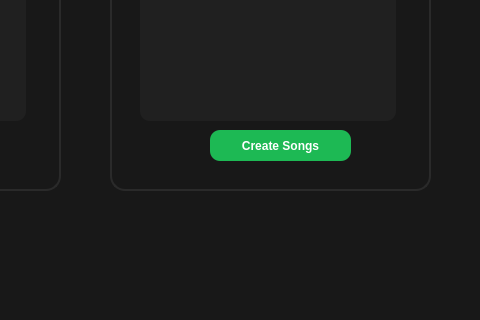
The window that artistdashboard.ui (sepehrmkh1386/Spotify) describes before a commit, drawn with Qt 5; both pictures show x 320 to 800 and y 280 to 600 of the 800 by 600 pixel window.
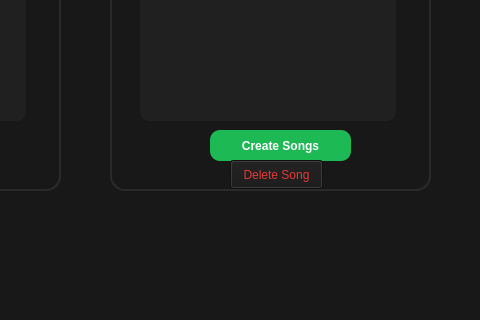
The same window after the commit.

Commit message: Implement song listing and deletion

What changed in the file:
```diff
--- a/artistdashboard.ui
+++ b/artistdashboard.ui
@@ -206,6 +206,22 @@
       <string>Create Songs</string>
      </property>
     </widget>
+    <widget class="QPushButton" name="deleteSongButton">
+     <property name="geometry">
+      <rect>
+       <x>120</x>
+       <y>330</y>
+       <width>93</width>
+       <height>29</height>
+      </rect>
+     </property>
+     <property name="styleSheet">
+      <string notr="true">color :#E53935;</string>
+     </property>
+     <property name="text">
+      <string>Delete Song</string>
+     </property>
+    </widget>
    </widget>
    <widget class="QPushButton" name="logoutButton">
     <property name="geometry">
```
The commit also changes 8 other files.
